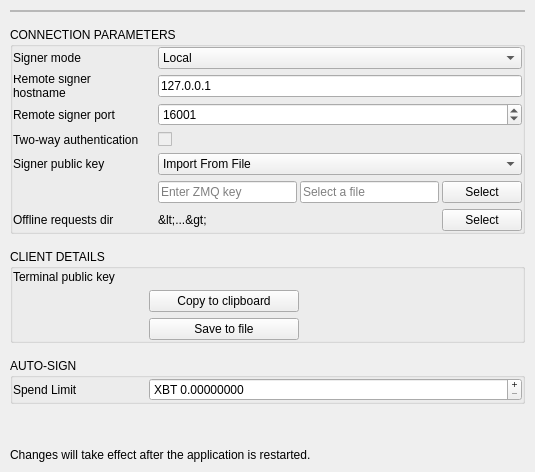
Before: the Qt Designer form BlockSettleUILib/Settings/SignerSettingsPage.ui in BlockSettle/terminal, drawn with Qt 5.
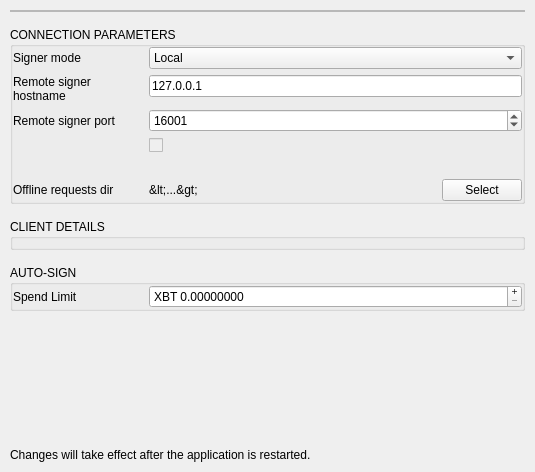
After: the same form once the commit is applied. Icons and pictures are not drawn.

Diff of the .ui file:
```diff
--- a/BlockSettleUILib/Settings/SignerSettingsPage.ui
+++ b/BlockSettleUILib/Settings/SignerSettingsPage.ui
@@ -190,118 +190,6 @@
           </property>
          </widget>
         </item>
-        <item row="4" column="0">
-         <widget class="QWidget" name="widgetZmqLabel" native="true">
-          <property name="sizePolicy">
-           <sizepolicy hsizetype="Preferred" vsizetype="Preferred">
-            <horstretch>0</horstretch>
-            <verstretch>0</verstretch>
-           </sizepolicy>
-          </property>
-          <property name="minimumSize">
-           <size>
-            <width>0</width>
-            <height>0</height>
-           </size>
-          </property>
-          <layout class="QHBoxLayout" name="horizontalLayout_2">
-           <property name="spacing">
-            <number>3</number>
-           </property>
-           <property name="leftMargin">
-            <number>0</number>
-           </property>
-           <property name="topMargin">
-            <number>0</number>
-           </property>
-           <property name="rightMargin">
-            <number>0</number>
-           </property>
-           <property name="bottomMargin">
-            <number>0</number>
-           </property>
-           <item>
-            <widget class="QLabel" name="labelZmqSignerPubKey">
-             <property name="text">
-              <string>Signer public key</string>
-             </property>
-            </widget>
-           </item>
-           <item>
-            <widget class="QLabel" name="labelZmqPubKeyHint">
-             <property name="sizePolicy">
-              <sizepolicy hsizetype="Expanding" vsizetype="Preferred">
-               <horstretch>0</horstretch>
-               <verstretch>0</verstretch>
-              </sizepolicy>
-             </property>
-             <property name="minimumSize">
-              <size>
-               <width>10</width>
-               <height>15</height>
-              </size>
-             </property>
-             <property name="maximumSize">
-              <size>
-               <width>10</width>
-               <height>15</height>
-              </size>
-             </property>
-             <property name="toolTip">
-              <string>A Z85-encoded key (40 bytes) used to connect to the signer. Choose between a file with the key, or manually entering the key.</string>
-             </property>
-             <property name="styleSheet">
-              <string notr="true">image: url(&quot;:/resources/notification_info@2x.png&quot;);</string>
-             </property>
-             <property name="text">
-              <string/>
-             </property>
-            </widget>
-           </item>
-          </layout>
-         </widget>
-        </item>
-        <item row="4" column="1">
-         <widget class="QWidget" name="widgetZmqComboBox" native="true">
-          <layout class="QHBoxLayout" name="layoutOfflineDir_2">
-           <property name="spacing">
-            <number>5</number>
-           </property>
-           <property name="leftMargin">
-            <number>0</number>
-           </property>
-           <property name="topMargin">
-            <number>0</number>
-           </property>
-           <property name="rightMargin">
-            <number>0</number>
-           </property>
-           <property name="bottomMargin">
-            <number>0</number>
-           </property>
-           <item>
-            <widget class="QComboBox" name="comboBoxZmqImportType">
-             <property name="minimumSize">
-              <size>
-               <width>120</width>
-               <height>0</height>
-              </size>
-             </property>
-             <item>
-              <property name="text">
-               <string>Import From File</string>
-              </property>
-             </item>
-             <item>
-              <property name="text">
-               <string>Enter Key Manually</string>
-              </property>
-             </item>
-            </widget>
-           </item>
-          </layout>
-         </widget>
-        </item>
         <item row="5" column="0">
          <widget class="QWidget" name="horizontalWidget_2" native="true">
           <property name="minimumSize">
@@ -357,69 +245,6 @@
           </layout>
          </widget>
         </item>
-        <item row="5" column="1">
-         <widget class="QWidget" name="widgetZmqContent" native="true">
-          <property name="sizePolicy">
-           <sizepolicy hsizetype="Preferred" vsizetype="Preferred">
-            <horstretch>0</horstretch>
-            <verstretch>0</verstretch>
-           </sizepolicy>
-          </property>
-          <property name="minimumSize">
-           <size>
-            <width>0</width>
-            <height>0</height>
-           </size>
-          </property>
-          <layout class="QHBoxLayout" name="horizontalLayout_3">
-           <property name="spacing">
-            <number>3</number>
-           </property>
-           <property name="leftMargin">
-            <number>0</number>
-           </property>
-           <property name="topMargin">
-            <number>0</number>
-           </property>
-           <property name="rightMargin">
-            <number>0</number>
-           </property>
-           <property name="bottomMargin">
-            <number>0</number>
-           </property>
-           <item>
-            <widget class="QLineEdit" name="lineEditRemoteZmqPubKey">
-             <property name="readOnly">
-              <bool>false</bool>
-             </property>
-             <property name="placeholderText">
-              <string>Enter ZMQ key</string>
-             </property>
-            </widget>
-           </item>
-           <item>
-            <widget class="QLineEdit" name="lineEditZmqKeyPath">
-             <property name="placeholderText">
-              <string>Select a file</string>
-             </property>
-            </widget>
-           </item>
-           <item>
-            <widget class="QPushButton" name="pushButtonZmqPubKey">
-             <property name="sizePolicy">
-              <sizepolicy hsizetype="Minimum" vsizetype="Minimum">
-               <horstretch>0</horstretch>
-               <verstretch>0</verstretch>
-              </sizepolicy>
-             </property>
-             <property name="text">
-              <string>Select</string>
-             </property>
-            </widget>
-           </item>
-          </layout>
-         </widget>
-        </item>
         <item row="7" column="0">
          <widget class="QWidget" name="horizontalWidget" native="true">
           <property name="minimumSize">
@@ -561,44 +386,6 @@
            <property name="bottomMargin">
             <number>0</number>
            </property>
-           <item>
-            <widget class="QLabel" name="labelZmqPubKey_2">
-             <property name="text">
-              <string>Two-way authentication</string>
-             </property>
-            </widget>
-           </item>
-           <item>
-            <widget class="QLabel" name="labelZmqPubKeyHint_2">
-             <property name="sizePolicy">
-              <sizepolicy hsizetype="Expanding" vsizetype="Preferred">
-               <horstretch>0</horstretch>
-               <verstretch>0</verstretch>
-              </sizepolicy>
-             </property>
-             <property name="minimumSize">
-              <size>
-               <width>10</width>
-               <height>15</height>
-              </size>
-             </property>
-             <property name="maximumSize">
-              <size>
-               <width>10</width>
-               <height>15</height>
-              </size>
-             </property>
-             <property name="toolTip">
-              <string>A Z85-encoded key (40 bytes) used to connect to the signer. Choose between a file with the key, or manually entering the key.</string>
-             </property>
-             <property name="styleSheet">
-              <string notr="true">image: url(&quot;:/resources/notification_info@2x.png&quot;);</string>
-             </property>
-             <property name="text">
-              <string/>
-             </property>
-            </widget>
-           </item>
           </layout>
          </widget>
         </item>
@@ -635,209 +422,6 @@
       <property name="bottomMargin">
        <number>0</number>
       </property>
-      <item>
-       <layout class="QFormLayout" name="formLayout_3">
-        <item row="1" column="0">
-         <widget class="QWidget" name="widgetZmqLabel_7" native="true">
-          <property name="sizePolicy">
-           <sizepolicy hsizetype="Preferred" vsizetype="Preferred">
-            <horstretch>0</horstretch>
-            <verstretch>0</verstretch>
-           </sizepolicy>
-          </property>
-          <property name="minimumSize">
-           <size>
-            <width>0</width>
-            <height>0</height>
-           </size>
-          </property>
-          <layout class="QHBoxLayout" name="horizontalLayout_17">
-           <property name="spacing">
-            <number>3</number>
-           </property>
-           <property name="leftMargin">
-            <number>0</number>
-           </property>
-           <property name="topMargin">
-            <number>0</number>
-           </property>
-           <property name="rightMargin">
-            <number>0</number>
-           </property>
-           <property name="bottomMargin">
-            <number>0</number>
-           </property>
-           <item>
-            <widget class="QLabel" name="labelZmqPubKey_5">
-             <property name="text">
-              <string>Terminal public key</string>
-             </property>
-            </widget>
-           </item>
-           <item>
-            <widget class="QLabel" name="labelZmqPubKeyHint_5">
-             <property name="sizePolicy">
-              <sizepolicy hsizetype="Expanding" vsizetype="Preferred">
-               <horstretch>0</horstretch>
-               <verstretch>0</verstretch>
-              </sizepolicy>
-             </property>
-             <property name="minimumSize">
-              <size>
-               <width>10</width>
-               <height>15</height>
-              </size>
-             </property>
-             <property name="maximumSize">
-              <size>
-               <width>10</width>
-               <height>15</height>
-              </size>
-             </property>
-             <property name="toolTip">
-              <string>A Z85-encoded key (40 bytes) used to connect to the signer.</string>
-             </property>
-             <property name="styleSheet">
-              <string notr="true">image: url(&quot;:/resources/notification_info@2x.png&quot;);</string>
-             </property>
-             <property name="text">
-              <string/>
-             </property>
-            </widget>
-           </item>
-          </layout>
-         </widget>
-        </item>
-        <item row="1" column="1">
-         <widget class="QLabel" name="labelZmqTerminalPubKeyValue">
-          <property name="text">
-           <string/>
-          </property>
-          <property name="whiteLabel" stdset="0">
-           <bool>true</bool>
-          </property>
-         </widget>
-        </item>
-        <item row="2" column="1">
-         <widget class="QWidget" name="widgetZmqContent_6" native="true">
-          <property name="sizePolicy">
-           <sizepolicy hsizetype="Preferred" vsizetype="Preferred">
-            <horstretch>0</horstretch>
-            <verstretch>0</verstretch>
-           </sizepolicy>
-          </property>
-          <property name="minimumSize">
-           <size>
-            <width>0</width>
-            <height>0</height>
-           </size>
-          </property>
-          <layout class="QHBoxLayout" name="horizontalLayout_16">
-           <property name="spacing">
-            <number>3</number>
-           </property>
-           <property name="leftMargin">
-            <number>0</number>
-           </property>
-           <property name="topMargin">
-            <number>0</number>
-           </property>
-           <property name="rightMargin">
-            <number>0</number>
-           </property>
-           <property name="bottomMargin">
-            <number>0</number>
-           </property>
-           <item>
-            <widget class="QPushButton" name="pushButtonZmqPubKey_5">
-             <property name="sizePolicy">
-              <sizepolicy hsizetype="Minimum" vsizetype="Minimum">
-               <horstretch>0</horstretch>
-               <verstretch>0</verstretch>
-              </sizepolicy>
-             </property>
-             <property name="minimumSize">
-              <size>
-               <width>150</width>
-               <height>0</height>
-              </size>
-             </property>
-             <property name="maximumSize">
-              <size>
-               <width>150</width>
-               <height>16777215</height>
-              </size>
-             </property>
-             <property name="text">
-              <string>Copy to clipboard</string>
-             </property>
-            </widget>
-           </item>
-           <item>
-            <spacer name="horizontalSpacer_2">
-             <property name="orientation">
-              <enum>Qt::Horizontal</enum>
-             </property>
-             <property name="sizeHint" stdset="0">
-              <size>
-               <width>40</width>
-               <height>20</height>
-              </size>
-             </property>
-            </spacer>
-           </item>
-          </layout>
-         </widget>
-        </item>
-        <item row="3" column="0">
-         <widget class="QLabel" name="labelPort_4">
-          <property name="minimumSize">
-           <size>
-            <width>130</width>
-            <height>0</height>
-           </size>
-          </property>
-          <property name="maximumSize">
-           <size>
-            <width>130</width>
-            <height>16777215</height>
-           </size>
-          </property>
-          <property name="text">
-           <string/>
-          </property>
-          <property name="wordWrap">
-           <bool>true</bool>
-          </property>
-         </widget>
-        </item>
-        <item row="3" column="1">
-         <widget class="QPushButton" name="pushButtonZmqPubKey_6">
-          <property name="sizePolicy">
-           <sizepolicy hsizetype="Minimum" vsizetype="Minimum">
-            <horstretch>0</horstretch>
-            <verstretch>0</verstretch>
-           </sizepolicy>
-          </property>
-          <property name="minimumSize">
-           <size>
-            <width>150</width>
-            <height>0</height>
-           </size>
-          </property>
-          <property name="maximumSize">
-           <size>
-            <width>150</width>
-            <height>16777215</height>
-           </size>
-          </property>
-          <property name="text">
-           <string>Save to file</string>
-          </property>
-         </widget>
-        </item>
-       </layout>
-      </item>
      </layout>
     </widget>
    </item>
```
